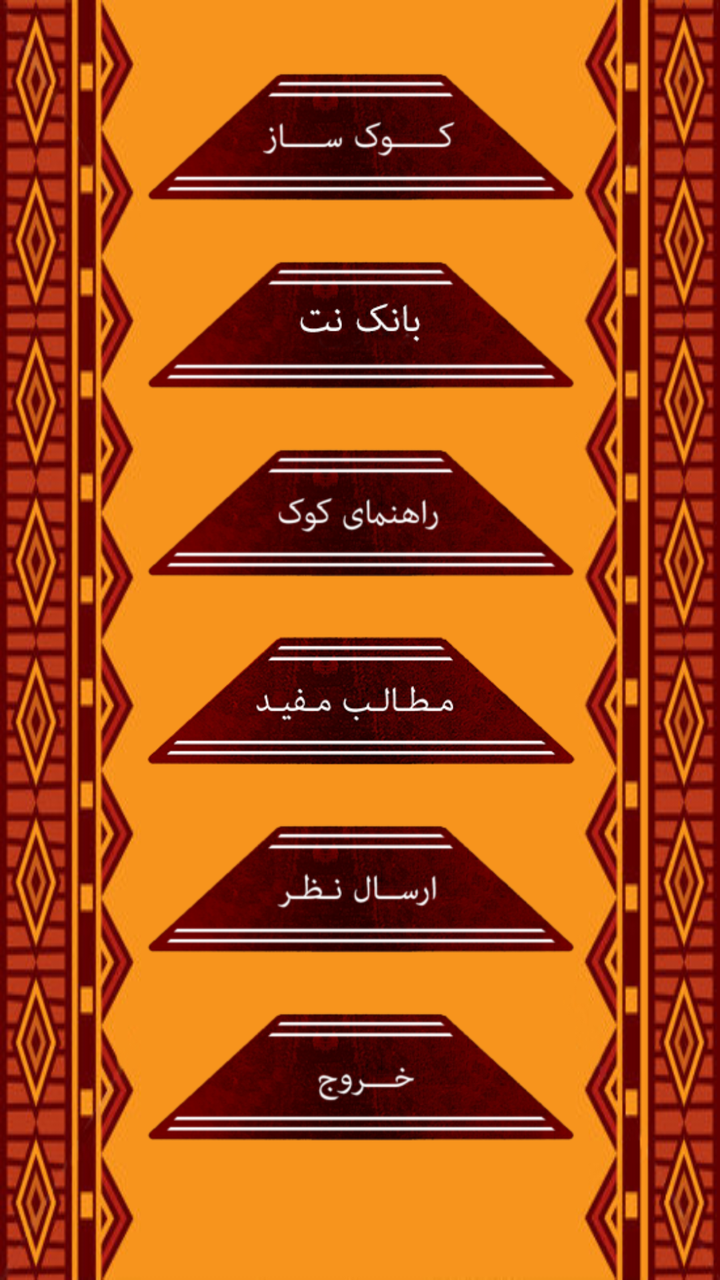
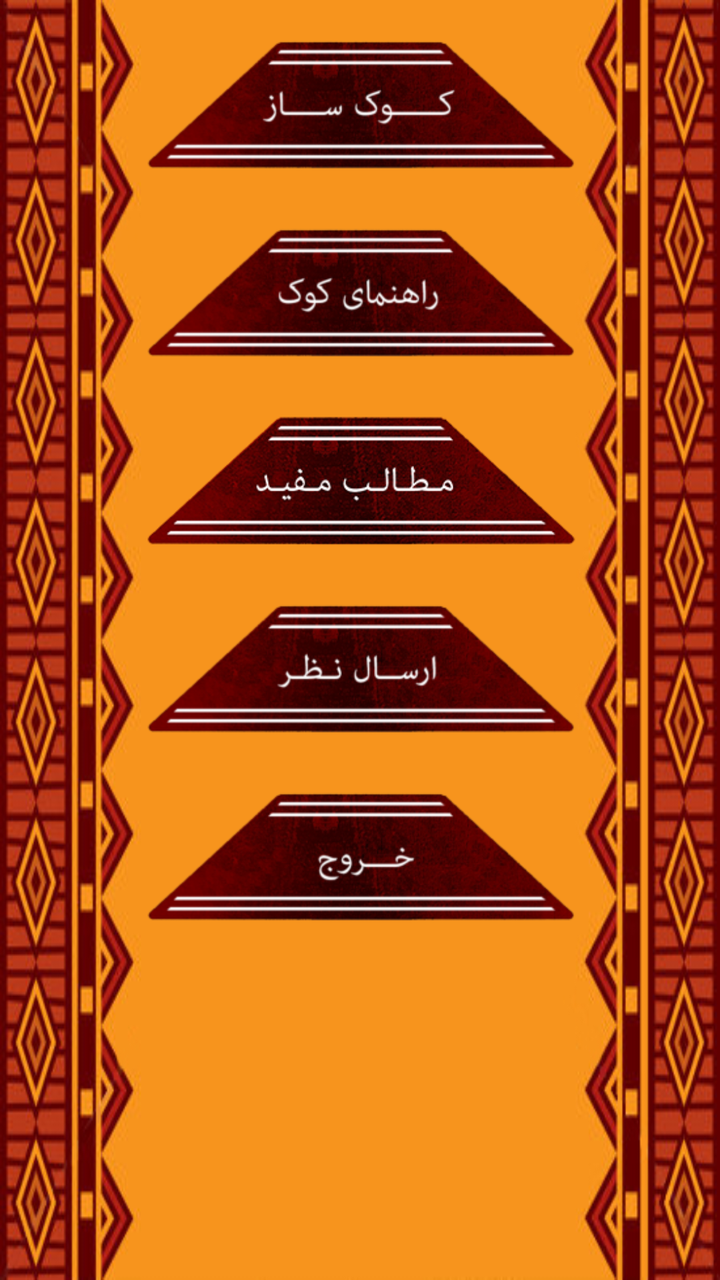

Two renders of the same Android screen: before a commit and after it. Below are the layout's source before the change and the commit's diff.
<!-- AndroidManifest.xml: application theme Apptheme -->
<!-- res/layout/activity_menu.xml -->
<RelativeLayout xmlns:android="http://schemas.android.com/apk/res/android"
    xmlns:app="http://schemas.android.com/apk/res-auto"
    xmlns:tools="http://schemas.android.com/tools"
    android:layout_width="match_parent"
    android:layout_height="match_parent"
    android:background="@drawable/bg"
    android:paddingBottom="@dimen/activity_vertical_margin"
    android:paddingLeft="@dimen/activity_horizontal_margin"
    android:paddingRight="@dimen/activity_horizontal_margin"
    android:paddingTop="@dimen/activity_vertical_margin"
    tools:context=".MainMenu">

    <ScrollView
        android:layout_width="match_parent"
        android:layout_height="match_parent">

        <LinearLayout
            android:layout_width="match_parent"
            android:layout_height="match_parent"
            android:gravity="center_horizontal"
            android:orientation="vertical">

            <ImageButton
                android:id="@+id/TunerButton"
                android:layout_width="220dp"
                android:layout_height="70dp"
                android:layout_marginTop="16dp"
                android:background="@drawable/b_kook_saz"
                android:contentDescription="@string/app_name"
                android:elevation="8dp"
                android:scaleType="fitXY" />

            <ImageButton
                android:id="@+id/share"
                android:layout_width="220dp"
                android:layout_height="70dp"
                android:layout_marginTop="24dp"
                android:background="@drawable/b_share"
                android:contentDescription="@string/app_name"
                android:elevation="8dp"
                android:scaleType="fitXY" />

            <ImageButton
                android:id="@+id/button_kookHelp"
                android:layout_width="220dp"
                android:layout_height="70dp"
                android:layout_marginTop="24dp"
                android:background="@drawable/b_kuk_h"
                android:contentDescription="@string/app_name"
                android:elevation="8dp"
                android:scaleType="fitXY" />

            <ImageButton
                android:id="@+id/text"
                android:layout_width="220dp"
                android:layout_height="70dp"
                android:layout_marginTop="24dp"
                android:background="@drawable/b_text"
                android:contentDescription="@string/app_name"
                android:elevation="8dp"
                android:scaleType="fitXY" />

            <ImageButton
                android:id="@+id/mail"
                android:layout_width="220dp"
                android:layout_height="70dp"
                android:layout_marginTop="24dp"
                android:background="@drawable/b_nazar"
                android:contentDescription="@string/app_name"
                android:elevation="8dp"
                android:scaleType="fitXY" />

            <ImageButton
                android:id="@+id/exitButton"
                android:layout_width="220dp"
                android:layout_height="70dp"
                android:layout_marginTop="24dp"
                android:background="@drawable/b_exit"
                android:contentDescription="@string/app_name"
                android:elevation="8dp"
                android:scaleType="fitXY" />

        </LinearLayout>
    </ScrollView>

</RelativeLayout>
<!-- resources referenced by this layout -->
<resources>
  <dimen name="activity_horizontal_margin">16dp</dimen>
  <dimen name="activity_vertical_margin">16dp</dimen>
  <!-- drawable b_exit (drawable) -->
  <?xml version="1.0" encoding="utf-8"?>
  <selector
    xmlns:android="http://schemas.android.com/apk/res/android">
      <item android:state_pressed="true" android:drawable="@drawable/exit_s" />
      <item android:drawable="@drawable/exit" />
  </selector>
  <!-- drawable b_kook_saz (drawable) -->
  <?xml version="1.0" encoding="utf-8"?>
  <selector
    xmlns:android="http://schemas.android.com/apk/res/android">
      <item android:state_pressed="true" android:drawable="@drawable/kuk_s" />
      <item android:drawable="@drawable/kuk" />
  </selector>
  <!-- drawable b_kuk_h (drawable) -->
  <?xml version="1.0" encoding="utf-8"?>
  <selector
    xmlns:android="http://schemas.android.com/apk/res/android">
      <item android:state_pressed="true" android:drawable="@drawable/rahnamaye_kuk_se" />
      <item android:drawable="@drawable/rahnamaye_kuk" />
  </selector>
  <!-- drawable b_nazar (drawable) -->
  <?xml version="1.0" encoding="utf-8"?>
  <selector
    xmlns:android="http://schemas.android.com/apk/res/android">
      <item android:state_pressed="true" android:drawable="@drawable/nazar_se" />
      <item android:drawable="@drawable/nazar" />
  </selector>
  <!-- drawable b_share (drawable) -->
  <?xml version="1.0" encoding="utf-8"?>
  <selector
    xmlns:android="http://schemas.android.com/apk/res/android">
      <item android:state_pressed="true" android:drawable="@drawable/share_s"/>
      <item android:drawable="@drawable/share" />
  </selector>
  <!-- drawable b_text (drawable) -->
  <?xml version="1.0" encoding="utf-8"?>
  <selector
    xmlns:android="http://schemas.android.com/apk/res/android">
      <item android:state_pressed="true" android:drawable="@drawable/text_s" />
      <item android:drawable="@drawable/text" />
  </selector>
  <!-- drawable bg: jpg bitmap (drawable, 125657 bytes) -->
  <string name="app_name">کوک یار سنتور</string>
  <style name="Apptheme" parent="AppTheme.Base">
          
  
  
      </style>
  <!-- drawable exit_s: png bitmap (drawable, 43951 bytes) -->
  <!-- drawable exit: png bitmap (drawable, 42439 bytes) -->
  <!-- drawable kuk_s: png bitmap (drawable, 45395 bytes) -->
  <!-- drawable kuk: png bitmap (drawable, 42931 bytes) -->
  <!-- drawable rahnamaye_kuk_se: png bitmap (drawable, 46546 bytes) -->
  <!-- drawable rahnamaye_kuk: png bitmap (drawable, 43609 bytes) -->
  <!-- drawable nazar_se: png bitmap (drawable, 45317 bytes) -->
  <!-- drawable nazar: png bitmap (drawable, 43006 bytes) -->
  <!-- drawable share_s: png bitmap (drawable, 62796 bytes) -->
  <!-- drawable share: png bitmap (drawable, 59486 bytes) -->
  <!-- drawable text_s: png bitmap (drawable, 74159 bytes) -->
  <!-- drawable text: png bitmap (drawable, 71925 bytes) -->
  <style name="AppTheme.Base" parent="Theme.Material3.DayNight.NoActionBar">
      <item name="colorPrimary">@color/primaryColor</item>
      <item name="colorPrimaryDark">@color/primaryColorDark</item>
      <item name="colorAccent">@color/accentColor</item>
      <item name="android:windowBackground">@color/windowBackground</item>
          <item name="android:popupBackground">@color/windowBackground</item>
          
          <item name="materialButtonStyle">@style/Widget.App.Button</item>
          <item name="buttonStyle">@style/Widget.App.Button.Legacy</item>
      </style>
  <color name="primaryColor">#4A5FD9</color>
  <color name="primaryColorDark">#2E3A99</color>
  <color name="accentColor">#D4AF37</color>
  <color name="windowBackground">#121212</color>
  <style name="Widget.App.Button" parent="Widget.Material3.Button">
          <item name="backgroundTint">@null</item>
      </style>
  <style name="Widget.App.Button.Legacy" parent="android:Widget.Button">
          <item name="android:backgroundTint">@null</item>
      </style>
</resources>

<!-- the commit's change to res/layout/activity_menu.xml (unified diff, before → after) -->
@@ -4,10 +4,10 @@
     android:layout_width="match_parent"
     android:layout_height="match_parent"
     android:background="@drawable/bg"
+    android:fitsSystemWindows="true"
     android:paddingBottom="@dimen/activity_vertical_margin"
     android:paddingLeft="@dimen/activity_horizontal_margin"
     android:paddingRight="@dimen/activity_horizontal_margin"
-    android:paddingTop="@dimen/activity_vertical_margin"
     tools:context=".MainMenu">
 
     <ScrollView
@@ -30,15 +30,7 @@
                 android:elevation="8dp"
                 android:scaleType="fitXY" />
 
-            <ImageButton
-                android:id="@+id/share"
-                android:layout_width="220dp"
-                android:layout_height="70dp"
-                android:layout_marginTop="24dp"
-                android:background="@drawable/b_share"
-                android:contentDescription="@string/app_name"
-                android:elevation="8dp"
-                android:scaleType="fitXY" />
+            
 
             <ImageButton
                 android:id="@+id/button_kookHelp"
<!-- resource entries referenced after the edit -->
@@ -30,13 +30,6 @@
       <item android:state_pressed="true" android:drawable="@drawable/nazar_se" />
       <item android:drawable="@drawable/nazar" />
   </selector>
-  <!-- drawable b_share (drawable) -->
-  <?xml version="1.0" encoding="utf-8"?>
-  <selector
-    xmlns:android="http://schemas.android.com/apk/res/android">
-      <item android:state_pressed="true" android:drawable="@drawable/share_s"/>
-      <item android:drawable="@drawable/share" />
-  </selector>
   <!-- drawable b_text (drawable) -->
   <?xml version="1.0" encoding="utf-8"?>
   <selector
@@ -47,9 +40,7 @@
   <!-- drawable bg: jpg bitmap (drawable, 125657 bytes) -->
   <string name="app_name">کوک یار سنتور</string>
   <style name="Apptheme" parent="AppTheme.Base">
-          
-  
-  
+          <item name="preferenceTheme">@style/PreferenceThemeOverlay.App</item>
       </style>
   <!-- drawable exit_s: png bitmap (drawable, 43951 bytes) -->
   <!-- drawable exit: png bitmap (drawable, 42439 bytes) -->
@@ -59,8 +50,6 @@
   <!-- drawable rahnamaye_kuk: png bitmap (drawable, 43609 bytes) -->
   <!-- drawable nazar_se: png bitmap (drawable, 45317 bytes) -->
   <!-- drawable nazar: png bitmap (drawable, 43006 bytes) -->
-  <!-- drawable share_s: png bitmap (drawable, 62796 bytes) -->
-  <!-- drawable share: png bitmap (drawable, 59486 bytes) -->
   <!-- drawable text_s: png bitmap (drawable, 74159 bytes) -->
   <!-- drawable text: png bitmap (drawable, 71925 bytes) -->
   <style name="AppTheme.Base" parent="Theme.Material3.DayNight.NoActionBar">
@@ -68,20 +57,28 @@
       <item name="colorPrimaryDark">@color/primaryColorDark</item>
       <item name="colorAccent">@color/accentColor</item>
       <item name="android:windowBackground">@color/windowBackground</item>
-          <item name="android:popupBackground">@color/windowBackground</item>
+          <item name="android:popupBackground">@color/cardColor</item>
+          <item name="android:textColorPrimary">@color/onSurface</item>
           
           <item name="materialButtonStyle">@style/Widget.App.Button</item>
           <item name="buttonStyle">@style/Widget.App.Button.Legacy</item>
+      </style>
+  <style name="PreferenceThemeOverlay.App" parent="PreferenceThemeOverlay.v14.Material">
+          <item name="android:textColorPrimary">@color/onSurface</item>
+          <item name="android:textColorSecondary">@color/onSurfaceVariant</item>
       </style>
   <color name="primaryColor">#4A5FD9</color>
   <color name="primaryColorDark">#2E3A99</color>
   <color name="accentColor">#D4AF37</color>
   <color name="windowBackground">#121212</color>
+  <color name="cardColor">#FF1E1C26</color>
+  <color name="onSurface">#FFECEAF4</color>
   <style name="Widget.App.Button" parent="Widget.Material3.Button">
           <item name="backgroundTint">@null</item>
       </style>
   <style name="Widget.App.Button.Legacy" parent="android:Widget.Button">
           <item name="android:backgroundTint">@null</item>
       </style>
+  <color name="onSurfaceVariant">#FFC7C3D2</color>
 </resources>
 
